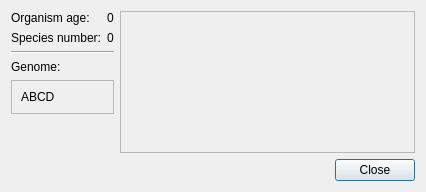
Old version of the form ui/organisminfodialog.ui in the repository rrwick/Bugraft.
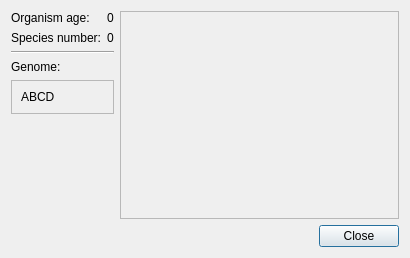
New version of the form.

Commit message: Change default dimensions of organism info dialog

```diff
--- a/ui/organisminfodialog.ui
+++ b/ui/organisminfodialog.ui
@@ -6,8 +6,8 @@
    <rect>
     <x>0</x>
     <y>0</y>
-    <width>426</width>
-    <height>192</height>
+    <width>410</width>
+    <height>258</height>
    </rect>
   </property>
   <property name="windowTitle">
```
